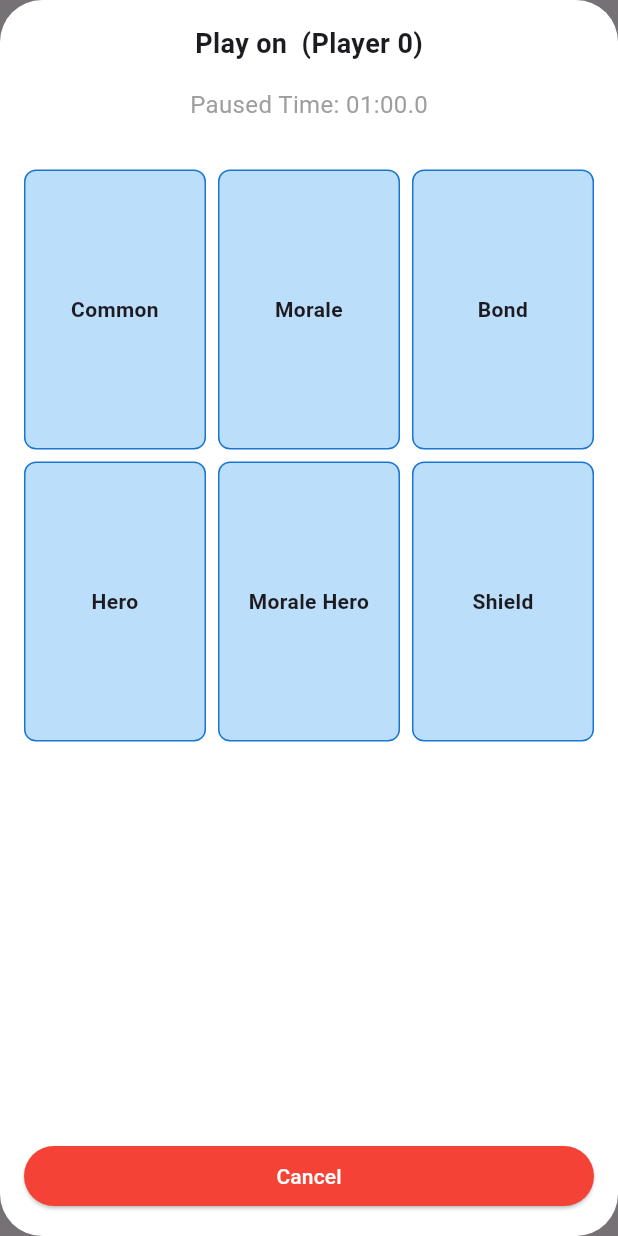
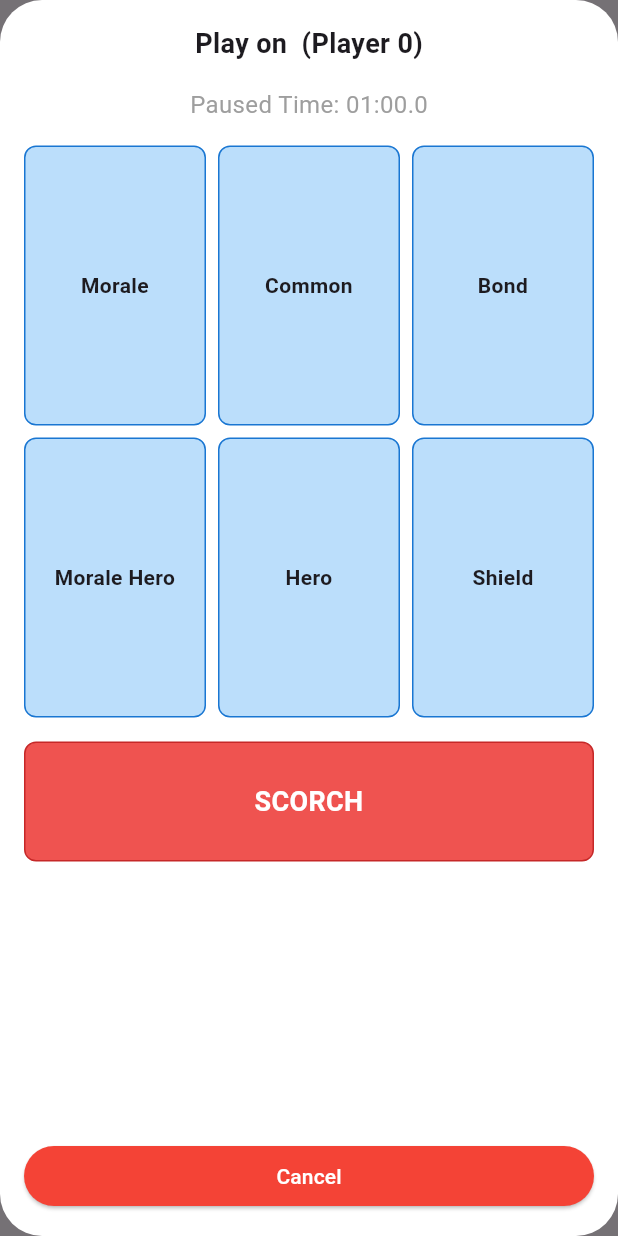
Before and after one commit to pdarote/project-high-stakes, a Flutter app: what showCardSelectionModal() shows on an empty page, opened directly with empty values, on a phone screen of 412 x 824 dp. Run offline on Flutter 3.47's test engine with Material 3 defaults, Android fonts, the phone set to English and light mode, and no system bars.

Commit message:
feat: add scorch card and prepare the card selection for reuse

```diff
--- a/lib/components/card_selection_modal.dart
+++ b/lib/components/card_selection_modal.dart
@@ -3,12 +3,26 @@ import "package:provider/provider.dart";
 import "../providers/timer_provider.dart";
 
 /// Shows a dialog for selecting cards to play on a specific row.
+///
+/// - [crossAxisCount] determines how many cards appear in each row
+/// - [cardNames] is the list of card names to display
+/// - [showScorch] determines whether to show a Scorch button below the cards
 Future<void> showCardSelectionModal({
   required BuildContext context,
   required String rowType,
   required int player,
   required void Function(bool) timerPause,
   required VoidCallback? onCardPlayed,
+  int crossAxisCount = 3,
+  List<String> cardNames = const [
+    "Morale",
+    "Common",
+    "Bond",
+    "Morale Hero",
+    "Hero",
+    "Shield",
+  ],
+  bool showScorch = true,
 }) {
   // Schedule the pause to happen after the current frame
   WidgetsBinding.instance.addPostFrameCallback((_) {
@@ -50,33 +64,31 @@ Future<void> showCardSelectionModal({
                 ),
                 const SizedBox(height: 16),
                 Expanded(
-                  child: GridView.builder(
-                    padding: const EdgeInsets.all(16.0),
+                  // Using a ListView for scrollable content with Padding
+                  child: Padding(
+                    padding: const EdgeInsets.symmetric(horizontal: 16.0),
+                    child: CustomScrollView(
+                      slivers: [
+                        // Card grid section
+                        SliverGrid(
                           gridDelegate:
-                        const SliverGridDelegateWithFixedCrossAxisCount(
-                      crossAxisCount: 3,
+                              SliverGridDelegateWithFixedCrossAxisCount(
+                            crossAxisCount: crossAxisCount,
                             crossAxisSpacing: 8.0,
                             mainAxisSpacing: 8.0,
                             childAspectRatio: 65 / 100,
                           ),
-                    itemCount: 6,
-                    itemBuilder: (context, index) {
-                      final cardNames = [
-                        "Common",
-                        "Morale",
-                        "Bond",
-                        "Hero",
-                        "Morale Hero",
-                        "Shield",
-                      ];
+                          delegate: SliverChildBuilderDelegate(
+                            (context, index) {
                               return _HoverDetector(
-                        builder: (context, isHovering) => GestureDetector(
+                                builder: (context, isHovering) =>
+                                    GestureDetector(
                                   onTap: () {
                                     Navigator.of(context).pop();
                                     try {
                                       // Reset the timer when a card is played
-                              final timerProvider = Provider.of<TimerProvider>(
-                                  context,
+                                      final timerProvider =
+                                          Provider.of<TimerProvider>(context,
                                               listen: false);
                                       timerProvider.resetTimer();
                                       timerPause(false); // Also unpause
@@ -95,7 +107,8 @@ Future<void> showCardSelectionModal({
                                           ? Colors.blue.shade300
                                           : Colors.blue.shade100,
                                       borderRadius: BorderRadius.circular(8.0),
-                              border: Border.all(color: Colors.blue.shade700),
+                                      border: Border.all(
+                                          color: Colors.blue.shade700),
                                     ),
                                     child: Center(
                                       child: Text(
@@ -111,6 +124,67 @@ Future<void> showCardSelectionModal({
                                 ),
                               );
                             },
+                            childCount: cardNames.length,
+                          ),
+                        ),
+
+                        // Spacer
+                        const SliverToBoxAdapter(child: SizedBox(height: 16)),
+
+                        // Scorch button section
+                        if (showScorch)
+                          SliverToBoxAdapter(
+                            child: _HoverDetector(
+                              builder: (context, isHovering) => GestureDetector(
+                                onTap: () {
+                                  Navigator.of(context).pop();
+                                  try {
+                                    // Reset the timer when a card is played
+                                    final timerProvider =
+                                        Provider.of<TimerProvider>(context,
+                                            listen: false);
+                                    timerProvider.resetTimer();
+                                    timerPause(false); // Also unpause
+
+                                    // If a card was played and we have a callback, trigger it
+                                    if (onCardPlayed != null) {
+                                      onCardPlayed();
+                                    }
+                                  } catch (e) {
+                                    debugPrint("Error resetting timer: $e");
+                                  }
+                                },
+                                child: Container(
+                                  height:
+                                      80, // Fixed height for the scorch button
+                                  decoration: BoxDecoration(
+                                    color: isHovering
+                                        ? Colors.red.shade500
+                                        : Colors.red.shade400,
+                                    borderRadius: BorderRadius.circular(8.0),
+                                    border:
+                                        Border.all(color: Colors.red.shade800),
+                                  ),
+                                  child: const Center(
+                                    child: Text(
+                                      "SCORCH",
+                                      textAlign: TextAlign.center,
+                                      style: TextStyle(
+                                        fontSize: 18,
+                                        fontWeight: FontWeight.bold,
+                                        color: Colors.white,
+                                      ),
+                                    ),
+                                  ),
+                                ),
+                              ),
+                            ),
+                          ),
+
+                        // Bottom padding
+                        const SliverToBoxAdapter(child: SizedBox(height: 16)),
+                      ],
+                    ),
                   ),
                 ),
                 Container(
```
Also changed, not shown: lib/components/game_table.dart (+15 -9 lines), lib/components/timer_section.dart (+13 -16 lines). Lines whose indentation alone changed are shown as unchanged.
